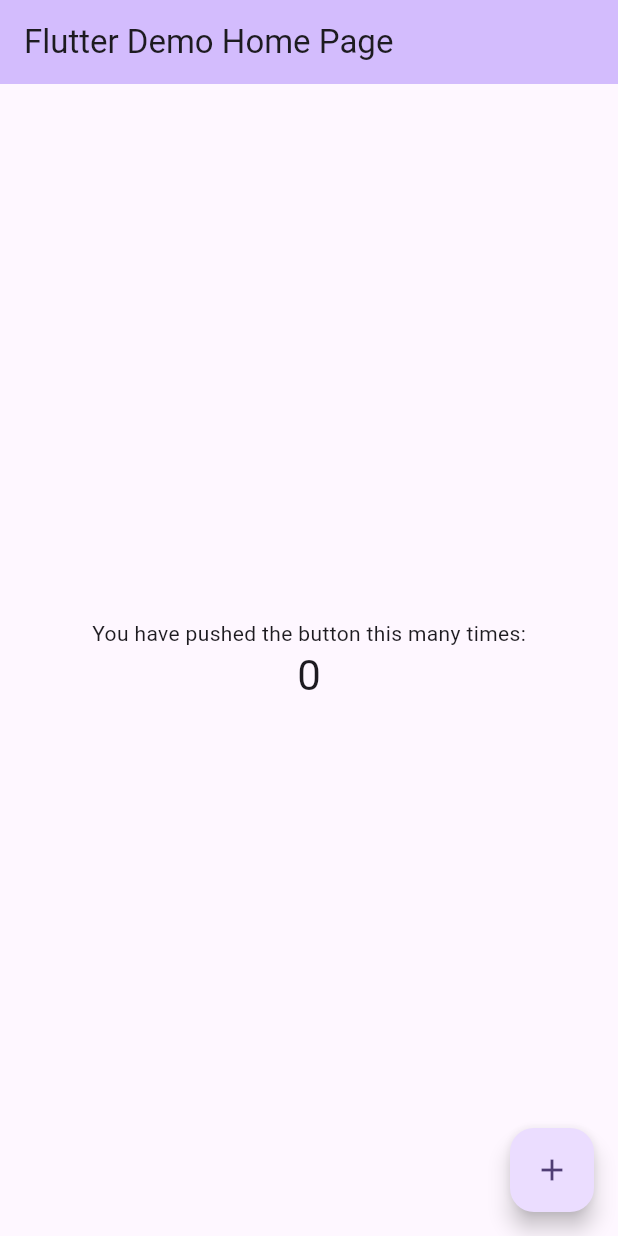
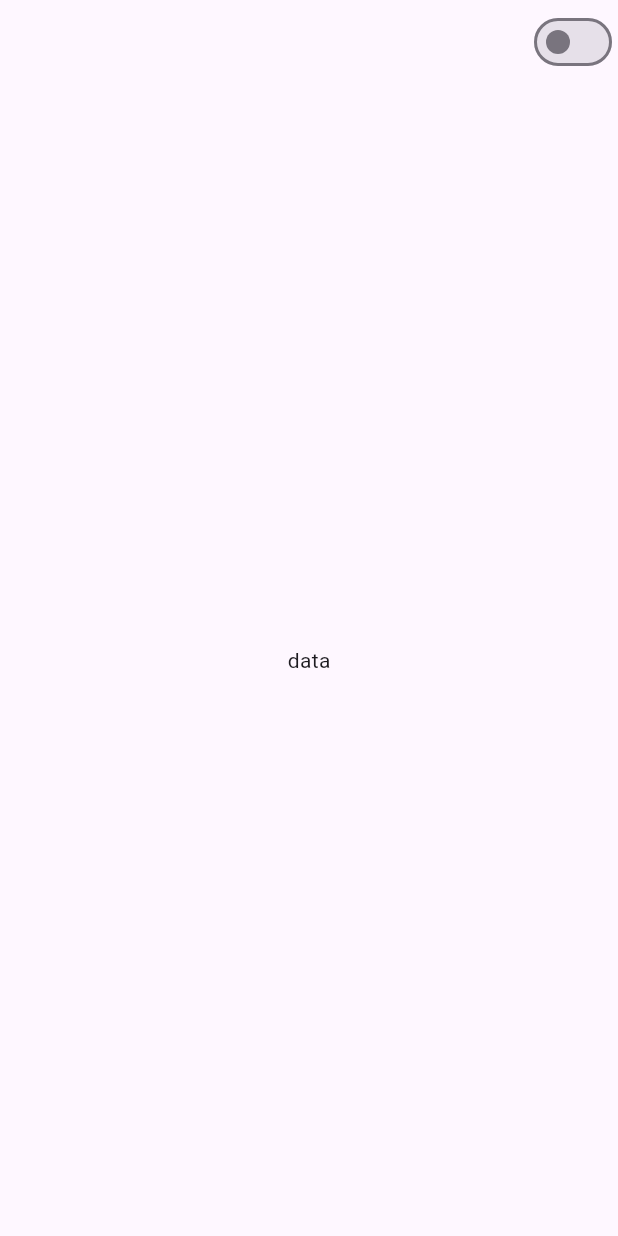
Before and after one commit to DeveloperLaravel/flutter-api-for-data-laravel, a Flutter app: the screen it shows after launch, on a phone screen of 412 x 824 dp. Run offline on Flutter 3.47's test engine with Material 3 defaults, Android fonts, the phone set to English and light mode, and no system bars; our stand-ins replace equatable, flutter_bloc, shared_preferences.

Commit message:
cubit_dark

```diff
--- /dev/null
+++ b/lib/home_page.dart
@@ -0,0 +1,10 @@
+import 'package:flutter/material.dart';
+
+class HomePage extends StatelessWidget {
+  const HomePage({super.key});
+
+  @override
+  Widget build(BuildContext context) {
+    return Scaffold(body: Center(child: Text('data')));
+  }
+}
--- a/lib/main.dart
+++ b/lib/main.dart
@@ -1,122 +1,61 @@
 import 'package:flutter/material.dart';
+import 'package:flutter_api_laravel/home_page.dart';
+import 'package:flutter_api_laravel/theme/cubits/theme_cubit.dart';
+import 'package:flutter_api_laravel/theme/repositories/theme_repository.dart';
+import 'package:flutter_bloc/flutter_bloc.dart';
 
 void main() {
-  runApp(const MyApp());
+  runApp(MyApp(themeRepository: ThemeRepository()));
 }
 
-class MyApp extends StatelessWidget {
-  const MyApp({super.key});
+class MyApp extends StatefulWidget {
+  const MyApp({required ThemeRepository themeRepository, super.key})
+    : _themeRepository = themeRepository;
 
-  // This widget is the root of your application.
+  final ThemeRepository _themeRepository;
+
+  @override
+  State<MyApp> createState() => _MyAppState();
+}
+
+class _MyAppState extends State<MyApp> {
   @override
   Widget build(BuildContext context) {
-    return MaterialApp(
-      title: 'Flutter Demo',
-      theme: ThemeData(
-        // This is the theme of your application.
-        //
-        // TRY THIS: Try running your application with "flutter run". You'll see
-        // the application has a purple toolbar. Then, without quitting the app,
-        // try changing the seedColor in the colorScheme below to Colors.green
-        // and then invoke "hot reload" (save your changes or press the "hot
-        // reload" button in a Flutter-supported IDE, or press "r" if you used
-        // the command line to start the app).
-        //
-        // Notice that the counter didn't reset back to zero; the application
-        // state is not lost during the reload. To reset the state, use hot
-        // restart instead.
-        //
-        // This works for code too, not just values: Most code changes can be
-        // tested with just a hot reload.
-        colorScheme: ColorScheme.fromSeed(seedColor: Colors.deepPurple),
+    return MultiRepositoryProvider(
+      providers: [
+        RepositoryProvider<ThemeRepository>(
+          create: (context) => widget._themeRepository,
+        ),
+      ],
+      child: MultiBlocProvider(
+        providers: [
+          BlocProvider(
+            create: (BuildContext context) =>
+                ThemeCubit(themeRepository: widget._themeRepository)
+                  ..getCurrentTheme(),
+          ),
+        ],
+        child: BlocBuilder<ThemeCubit, ThemeState>(
+          builder: (BuildContext context, ThemeState state) => MaterialApp(
+            debugShowCheckedModeBanner: false,
+            theme: ThemeData.light(useMaterial3: true),
+            darkTheme: ThemeData.dark(useMaterial3: true),
+            themeMode: state.themeMode,
+            home: Scaffold(
+              appBar: AppBar(
+                actions: [
+                  Switch(
+                    value: state.themeMode == ThemeMode.dark,
+                    onChanged: (_) async =>
+                        context.read<ThemeCubit>().switchTheme(),
+                  ),
+                ],
+              ),
+              body: HomePage(),
+            ),
+          ),
+        ),
       ),
-      home: const MyHomePage(title: 'Flutter Demo Home Page'),
     );
   }
 }
-
-class MyHomePage extends StatefulWidget {
-  const MyHomePage({super.key, required this.title});
-
-  // This widget is the home page of your application. It is stateful, meaning
-  // that it has a State object (defined below) that contains fields that affect
-  // how it looks.
-
-  // This class is the configuration for the state. It holds the values (in this
-  // case the title) provided by the parent (in this case the App widget) and
-  // used by the build method of the State. Fields in a Widget subclass are
-  // always marked "final".
-
-  final String title;
-
-  @override
-  State<MyHomePage> createState() => _MyHomePageState();
-}
-
-class _MyHomePageState extends State<MyHomePage> {
-  int _counter = 0;
-
-  void _incrementCounter() {
-    setState(() {
-      // This call to setState tells the Flutter framework that something has
-      // changed in this State, which causes it to rerun the build method below
-      // so that the display can reflect the updated values. If we changed
-      // _counter without calling setState(), then the build method would not be
-      // called again, and so nothing would appear to happen.
-      _counter++;
-    });
-  }
-
-  @override
-  Widget build(BuildContext context) {
-    // This method is rerun every time setState is called, for instance as done
-    // by the _incrementCounter method above.
-    //
-    // The Flutter framework has been optimized to make rerunning build methods
-    // fast, so that you can just rebuild anything that needs updating rather
-    // than having to individually change instances of widgets.
-    return Scaffold(
-      appBar: AppBar(
-        // TRY THIS: Try changing the color here to a specific color (to
-        // Colors.amber, perhaps?) and trigger a hot reload to see the AppBar
-        // change color while the other colors stay the same.
-        backgroundColor: Theme.of(context).colorScheme.inversePrimary,
-        // Here we take the value from the MyHomePage object that was created by
-        // the App.build method, and use it to set our appbar title.
-        title: Text(widget.title),
-      ),
-      body: Center(
-        // Center is a layout widget. It takes a single child and positions it
-        // in the middle of the parent.
-        child: Column(
-          // Column is also a layout widget. It takes a list of children and
-          // arranges them vertically. By default, it sizes itself to fit its
-          // children horizontally, and tries to be as tall as its parent.
-          //
-          // Column has various properties to control how it sizes itself and
-          // how it positions its children. Here we use mainAxisAlignment to
-          // center the children vertically; the main axis here is the vertical
-          // axis because Columns are vertical (the cross axis would be
-          // horizontal).
-          //
-          // TRY THIS: Invoke "debug painting" (choose the "Toggle Debug Paint"
-          // action in the IDE, or press "p" in the console), to see the
-          // wireframe for each widget.
-          mainAxisAlignment: MainAxisAlignment.center,
-          children: <Widget>[
-            const Text('You have pushed the button this many times:'),
-            Text(
-              '$_counter',
-              style: Theme.of(context).textTheme.headlineMedium,
-            ),
-          ],
-        ),
-      ),
-      floatingActionButton: FloatingActionButton(
-        onPressed: _incrementCounter,
-        tooltip: 'Increment',
-        child: const Icon(Icons.add),
-      ), // This trailing comma makes auto-formatting nicer for build methods.
-    );
-  }
-}
--- /dev/null
+++ b/lib/theme/cubits/theme_cubit.dart
@@ -0,0 +1,41 @@
+import 'dart:async';
+
+import 'package:equatable/equatable.dart';
+import 'package:flutter/material.dart';
+import 'package:flutter_api_laravel/theme/repositories/theme_repository.dart';
+import 'package:flutter_bloc/flutter_bloc.dart';
+
+part 'theme_state.dart';
+
+class ThemeCubit extends Cubit<ThemeState> {
+  ThemeCubit({required ThemeRepository themeRepository})
+    : _themeRepository = themeRepository,
+      super(const ThemeState());
+
+  final ThemeRepository _themeRepository;
+  static late bool _isDarkTheme;
+
+  Future<void> getCurrentTheme() async {
+    _themeRepository.getTheme().then((isDarkTheme) {
+      if (isDarkTheme) {
+        _isDarkTheme = true;
+        emit(state.copyWith(themeMode: ThemeMode.dark));
+      } else {
+        _isDarkTheme = false;
+        emit(state.copyWith(themeMode: ThemeMode.light));
+      }
+    });
+  }
+
+  Future<void> switchTheme() async {
+    if (_isDarkTheme) {
+      await _themeRepository.setTheme(isDarkTheme: false);
+      _isDarkTheme = false;
+      emit(state.copyWith(themeMode: ThemeMode.light));
+    } else {
+      await _themeRepository.setTheme(isDarkTheme: true);
+      _isDarkTheme = true;
+      emit(state.copyWith(themeMode: ThemeMode.dark));
+    }
+  }
+}
--- /dev/null
+++ b/lib/theme/cubits/theme_state.dart
@@ -0,0 +1,13 @@
+part of 'theme_cubit.dart';
+
+class ThemeState extends Equatable {
+  const ThemeState({this.themeMode = ThemeMode.light});
+
+  final ThemeMode themeMode;
+
+  ThemeState copyWith({ThemeMode? themeMode}) =>
+      ThemeState(themeMode: themeMode ?? this.themeMode);
+
+  @override
+  List<Object?> get props => [themeMode];
+}
```
Also changed, not shown: lib/theme/repositories/theme_repository.dart (added, +16 -0 lines), pubspec.yaml (+3 -7 lines), pubspec.lock, 2 other files.
